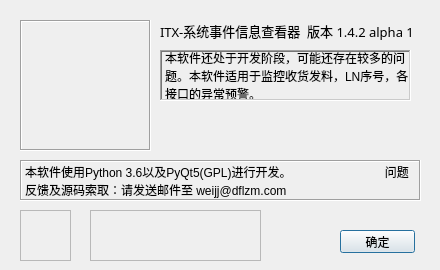
Old version of the form System_Event_Watcher/UI_about.ui in the repository ITX-Snowhare/Python_DFLZM_System_Event_Watcher.
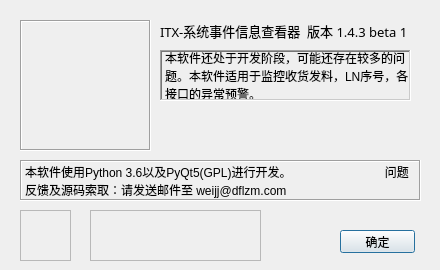
New version of the form. Icons and pictures are not drawn.

Commit message: 添加部分注释，修改部分界面

What changed in the file:
```diff
--- a/System_Event_Watcher/UI_about.ui
+++ b/System_Event_Watcher/UI_about.ui
@@ -66,7 +66,7 @@
     </font>
    </property>
    <property name="text">
-    <string>ITX-系统事件信息查看器  版本 1.4.2 alpha 1</string>
+    <string>ITX-系统事件信息查看器  版本 1.4.3 beta 1</string>
    </property>
   </widget>
   <widget class="QLabel" name="label_3">
```
The commit also changes 4 other files.
